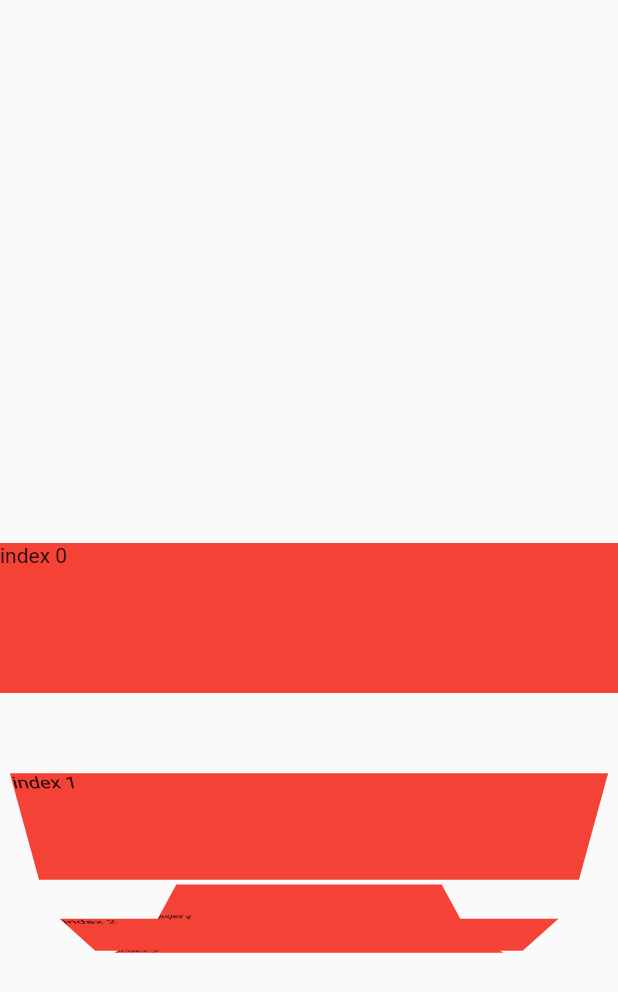
After one commit to axiydev/sliver_example, a Flutter app: the ListWheelPage screen opened by its route, on a phone screen of 412 x 824 dp. The commit adds this screen. Shown: the top 992 px of the screen. Run offline on Flutter 3.47's test engine with Material 2 defaults, Android fonts, the phone set to English and light mode, and no system bars; network calls fail.

Commit message:
animated list

```diff
--- a/lib/main.dart
+++ b/lib/main.dart
@@ -1,4 +1,5 @@
 import 'package:animated_lt/page/home.dart';
+import 'package:animated_lt/page/list_wheel/list_wheel_page.dart';
 import 'package:animated_lt/page/sliver/sliver_page.dart';
 import 'package:flutter/material.dart';
 
@@ -18,6 +19,7 @@ class MyApp extends StatelessWidget {
       routes: {
         SliverPage.route: (context) => const SliverPage(),
         HomePage.route: (context) => const HomePage(),
+        ListWheelPage.route: (context) => const ListWheelPage()
       },
       initialRoute: SliverPage.route,
     );
--- /dev/null
+++ b/lib/page/list_wheel/list_wheel_page.dart
@@ -0,0 +1,31 @@
+import 'package:flutter/material.dart';
+
+class ListWheelPage extends StatefulWidget {
+  static const String route = '/list_wheel';
+  const ListWheelPage({super.key});
+
+  @override
+  State<ListWheelPage> createState() => _ListWheelPageState();
+}
+
+class _ListWheelPageState extends State<ListWheelPage> {
+  @override
+  Widget build(BuildContext context) {
+    return Scaffold(
+      body: ListWheelScrollView(
+        diameterRatio: 1,
+        offAxisFraction: 0,
+        itemExtent: 100,
+        useMagnifier: true,
+        children: [
+          for (var i = 0; i < 200; i++)
+            Container(
+              width: double.infinity,
+              color: Colors.red,
+              child: Text('index $i'),
+            ),
+        ],
+      ),
+    );
+  }
+}
```
